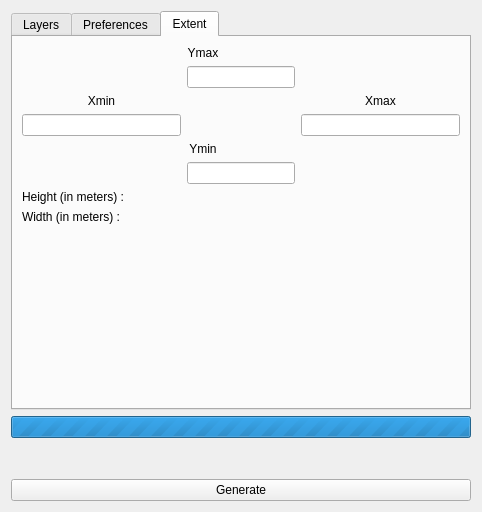
vongoethe/vizitown_plugin, file ui_vizitown.ui: the form before one commit.
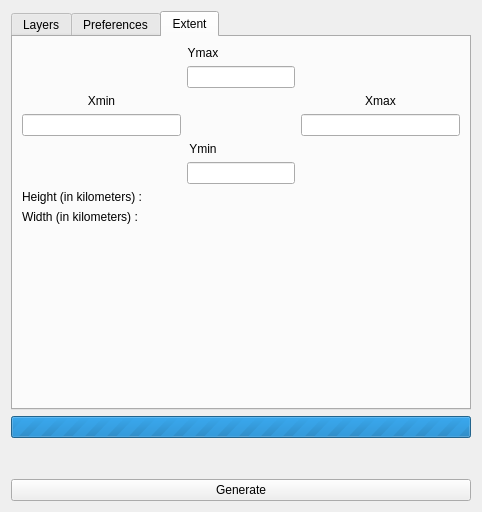
The form after the commit. The open tabs and pages were chosen to show the change. Icons and pictures are not drawn.

Commit message: Change 'meters' in 'kilometers'

```diff
--- a/ui_vizitown.ui
+++ b/ui_vizitown.ui
@@ -274,7 +274,7 @@
        <item row="6" column="0">
         <widget class="QLabel" name="label">
          <property name="text">
-          <string>Height (in meters) :</string>
+          <string>Height (in kilometers) :</string>
          </property>
         </widget>
        </item>
@@ -288,7 +288,7 @@
        <item row="7" column="0">
         <widget class="QLabel" name="label_2">
          <property name="text">
-          <string>Width (in meters) :</string>
+          <string>Width (in kilometers) :</string>
          </property>
         </widget>
        </item>
```
The commit also changes 3 other files.
